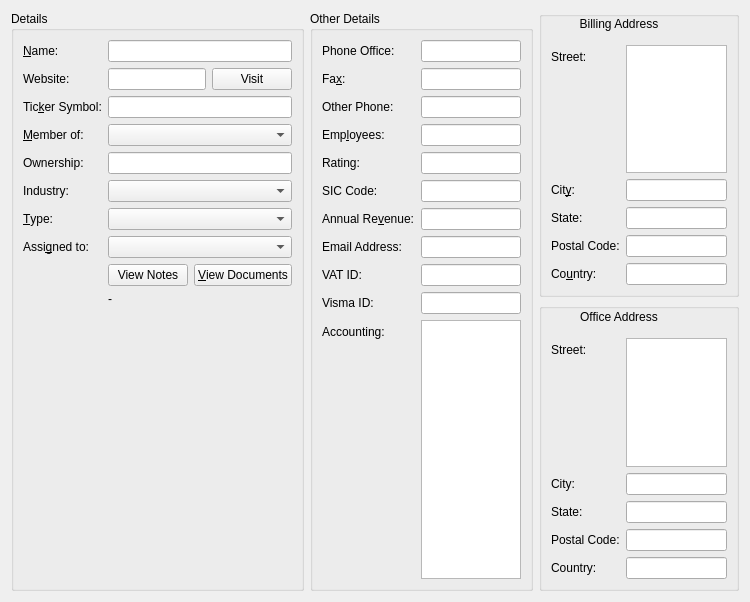
This is client/src/details/accountdetails.ui in KDAB/FatCRM as Qt 5 draws it before an edit. The edited form follows.
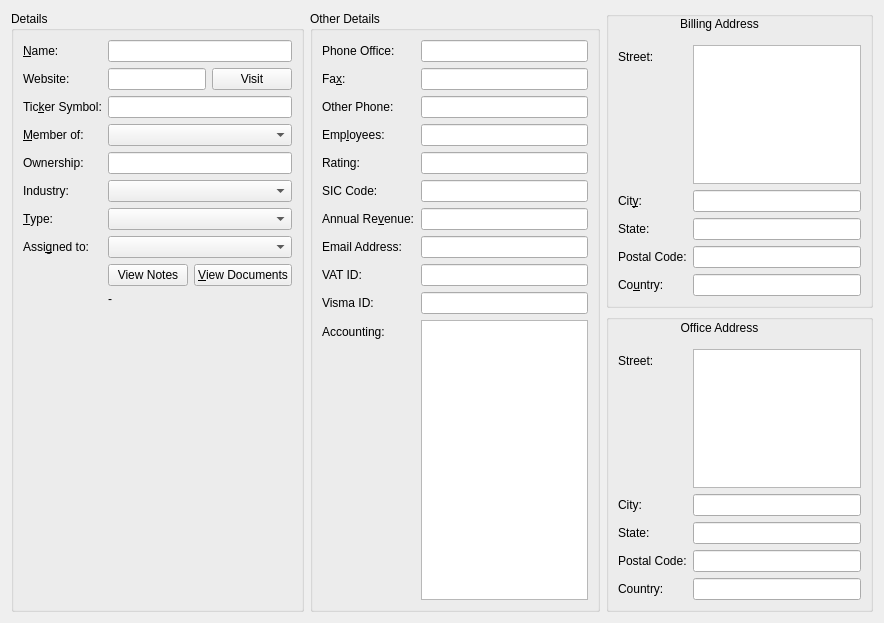
This is the edited form. Icons and pictures are not drawn. Custom widgets are drawn as their Qt base class.

Commit message: Details widgets: More icons

What changed in the file:
```diff
--- a/client/src/details/accountdetails.ui
+++ b/client/src/details/accountdetails.ui
@@ -6,8 +6,8 @@
    <rect>
     <x>0</x>
     <y>0</y>
-    <width>750</width>
-    <height>602</height>
+    <width>884</width>
+    <height>623</height>
    </rect>
   </property>
   <property name="windowTitle">
```
Left out of the diff: 6 changed lines with no effect on the pictures. The commit also changes 2 other files.
